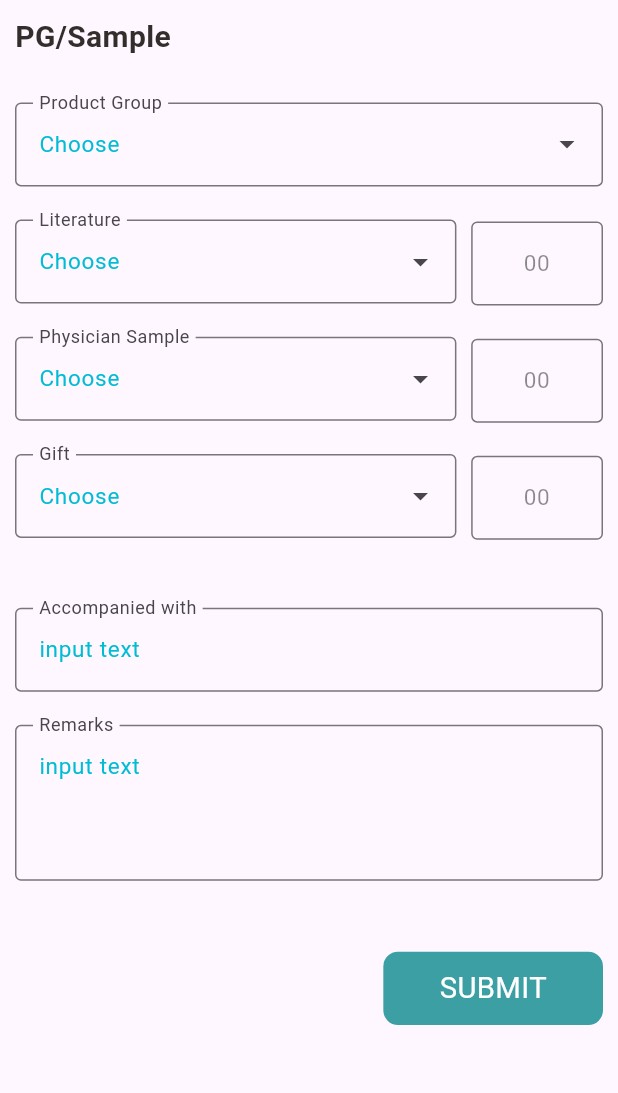
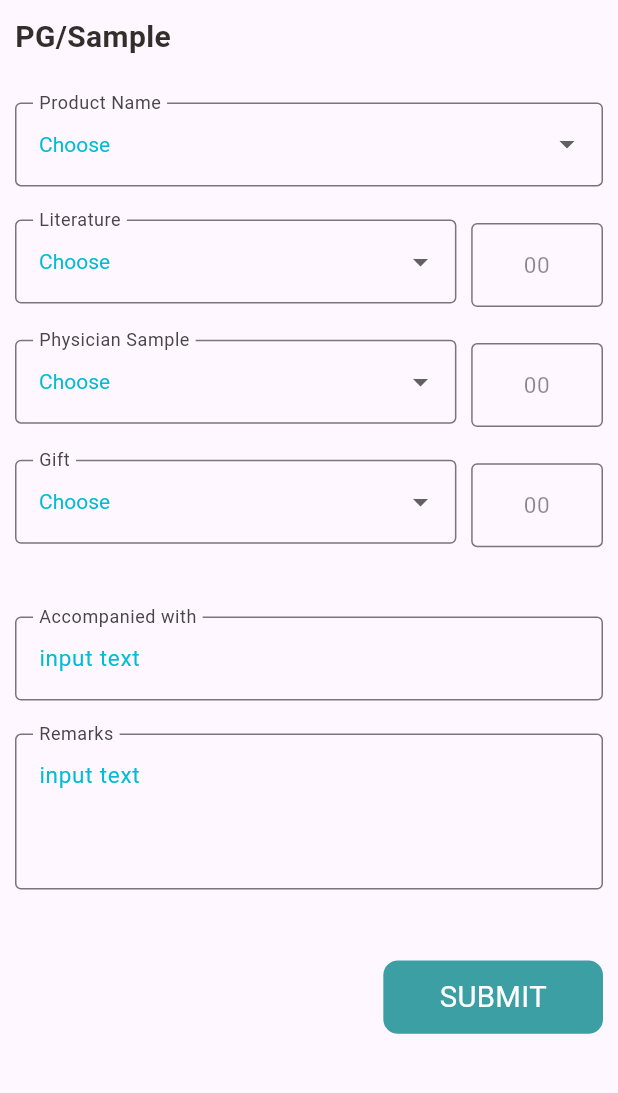
Before and after one commit to KmSaifulIslam/MojaruFlutterApp, a Flutter app: the screen it shows after launch, on a phone screen of 412 x 824 dp, the part 84-1177 px from its top. Run offline on Flutter 3.47's test engine with Material 2 defaults, Android fonts, the phone set to English and light mode, and no system bars; our stand-ins replace get, google_fonts.

Commit message:
Input type changed by Dropdown items

```diff
--- a/lib/pages/pg_sample_page.dart
+++ b/lib/pages/pg_sample_page.dart
@@ -12,6 +12,7 @@ class PgSamplePage extends StatefulWidget {
 }
 
 class _PgSamplePageState extends State<PgSamplePage> {
+  var _value = "-1";
   @override
   Widget build(BuildContext context) {
     return Scaffold(
@@ -23,38 +24,65 @@ class _PgSamplePageState extends State<PgSamplePage> {
             crossAxisAlignment: CrossAxisAlignment.start,
             children: [
               BigText(text: "PG/Sample"),
+              SizedBox(height: Dimensions.height30,),
 
-              SizedBox(height: Dimensions.height30,),
               SizedBox(
                 height: Dimensions.height20*3,
-                child: TextFormField(
-                  decoration: const InputDecoration(
-                      hintText: "Choose",
-                      hintStyle: TextStyle(color: Colors.cyan, fontSize: 15),
-                      labelText: "Product Group",
-                      floatingLabelBehavior: FloatingLabelBehavior.always,
-                      suffixIcon: Icon(Icons.arrow_drop_down),
+                child: DropdownButtonFormField(
+                  style: TextStyle(color: Colors.cyan),
+                  decoration: InputDecoration(
+                      labelText: "Product Name",
                       border: OutlineInputBorder()
                   ),
+                  value: _value,
+                  items: [
+                    DropdownMenuItem(child: Text("Choose"), value: "-1",),
+                    DropdownMenuItem(child: Text("Item 1"), value: "1",),
+                    DropdownMenuItem(child: Text("Item-2"), value: "2",),
+                    DropdownMenuItem(child: Text("Item-3"), value: "3",),
+                    DropdownMenuItem(child: Text("Item-4"), value: "4",),
+                    DropdownMenuItem(child: Text("Item-5"), value: "5",),
+                  ],
+                  onChanged: (v){},
                 ),
               ),
+              // SizedBox(
+              //   height: Dimensions.height20*3,
+              //   child: TextFormField(
+              //     decoration: const InputDecoration(
+              //         hintText: "Choose",
+              //         hintStyle: TextStyle(color: Colors.cyan, fontSize: 15),
+              //         labelText: "Product Group",
+              //         floatingLabelBehavior: FloatingLabelBehavior.always,
+              //         suffixIcon: Icon(Icons.arrow_drop_down),
+              //         border: OutlineInputBorder()
+              //     ),
+              //   ),
+              // ),
 
               SizedBox(height: Dimensions.height20,),
               Row(
                 mainAxisAlignment: MainAxisAlignment.spaceBetween,
                 children: [
                   SizedBox(
-                    height: Dimensions.height20*3,
+                    height: Dimensions.height20*3.1,
                     width: Dimensions.screenWidth/1.4,
-                    child: TextFormField(
-                      decoration: const InputDecoration(
-                          hintText: "Choose",
-                          hintStyle: TextStyle(color: Colors.cyan, fontSize: 15),
+                    child: DropdownButtonFormField(
+                      style: TextStyle(color: Colors.cyan),
+                      decoration: InputDecoration(
                           labelText: "Literature",
-                          floatingLabelBehavior: FloatingLabelBehavior.always,
-                          suffixIcon: Icon(Icons.arrow_drop_down),
                           border: OutlineInputBorder()
                       ),
+                      value: _value,
+                      items: [
+                        DropdownMenuItem(child: Text("Choose"), value: "-1",),
+                        DropdownMenuItem(child: Text("Item 1"), value: "1",),
+                        DropdownMenuItem(child: Text("Item-2"), value: "2",),
+                        DropdownMenuItem(child: Text("Item-3"), value: "3",),
+                        DropdownMenuItem(child: Text("Item-4"), value: "4",),
+                        DropdownMenuItem(child: Text("Item-5"), value: "5",),
+                      ],
+                      onChanged: (v){},
                     ),
                   ),
                   Container(
@@ -80,17 +108,24 @@ class _PgSamplePageState extends State<PgSamplePage> {
                 mainAxisAlignment: MainAxisAlignment.spaceBetween,
                 children: [
                   SizedBox(
-                    height: Dimensions.height20*3,
+                    height: Dimensions.height20*3.1,
                     width: Dimensions.screenWidth/1.4,
-                    child: TextFormField(
-                      decoration: const InputDecoration(
-                          hintText: "Choose",
-                          hintStyle: TextStyle(color: Colors.cyan, fontSize: 15),
+                    child: DropdownButtonFormField(
+                      style: TextStyle(color: Colors.cyan),
+                      decoration: InputDecoration(
                           labelText: "Physician Sample",
-                          floatingLabelBehavior: FloatingLabelBehavior.always,
-                          suffixIcon: Icon(Icons.arrow_drop_down),
                           border: OutlineInputBorder()
                       ),
+                      value: _value,
+                      items: [
+                        DropdownMenuItem(child: Text("Choose"), value: "-1",),
+                        DropdownMenuItem(child: Text("Item 1"), value: "1",),
+                        DropdownMenuItem(child: Text("Item-2"), value: "2",),
+                        DropdownMenuItem(child: Text("Item-3"), value: "3",),
+                        DropdownMenuItem(child: Text("Item-4"), value: "4",),
+                        DropdownMenuItem(child: Text("Item-5"), value: "5",),
+                      ],
+                      onChanged: (v){},
                     ),
                   ),
                   Container(
@@ -102,6 +137,7 @@ class _PgSamplePageState extends State<PgSamplePage> {
                       decoration: const InputDecoration(
                           hintText: "00",
                           hintStyle: TextStyle(color: Colors.black45, fontSize: 15),
+
                           border: OutlineInputBorder()
                       ),
                     ),
@@ -115,17 +151,24 @@ class _PgSamplePageState extends State<PgSamplePage> {
                 mainAxisAlignment: MainAxisAlignment.spaceBetween,
                 children: [
                   SizedBox(
-                    height: Dimensions.height20*3,
+                    height: Dimensions.height20*3.1,
                     width: Dimensions.screenWidth/1.4,
-                    child: TextFormField(
-                      decoration: const InputDecoration(
-                          hintText: "Choose",
-                          hintStyle: TextStyle(color: Colors.cyan, fontSize: 15),
+                    child: DropdownButtonFormField(
+                      style: TextStyle(color: Colors.cyan),
+                      decoration: InputDecoration(
                           labelText: "Gift",
-                          floatingLabelBehavior: FloatingLabelBehavior.always,
-                          suffixIcon: Icon(Icons.arrow_drop_down),
                           border: OutlineInputBorder()
                       ),
+                      value: _value,
+                      items: [
+                        DropdownMenuItem(child: Text("Choose"), value: "-1",),
+                        DropdownMenuItem(child: Text("Item 1"), value: "1",),
+                        DropdownMenuItem(child: Text("Item-2"), value: "2",),
+                        DropdownMenuItem(child: Text("Item-3"), value: "3",),
+                        DropdownMenuItem(child: Text("Item-4"), value: "4",),
+                        DropdownMenuItem(child: Text("Item-5"), value: "5",),
+                      ],
+                      onChanged: (v){},
                     ),
                   ),
                   Container(
```
